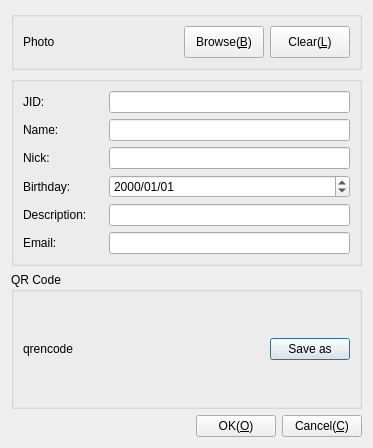
First picture: the form in Widgets/DlgUservCard/DlgUservCard.ui, repository KangLin/RabbitIm, before the edit.
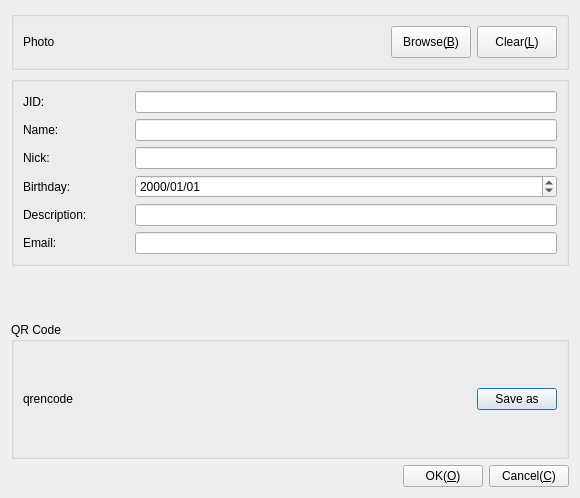
Second picture: the form after the edit. Icons and pictures are not drawn.

Patch:
```diff
--- a/Widgets/DlgUservCard/DlgUservCard.ui
+++ b/Widgets/DlgUservCard/DlgUservCard.ui
@@ -6,8 +6,8 @@
    <rect>
     <x>0</x>
     <y>0</y>
-    <width>373</width>
-    <height>438</height>
+    <width>580</width>
+    <height>498</height>
    </rect>
   </property>
   <property name="windowTitle">
```
Left out of the diff: 1 changed line with no effect on the pictures.
